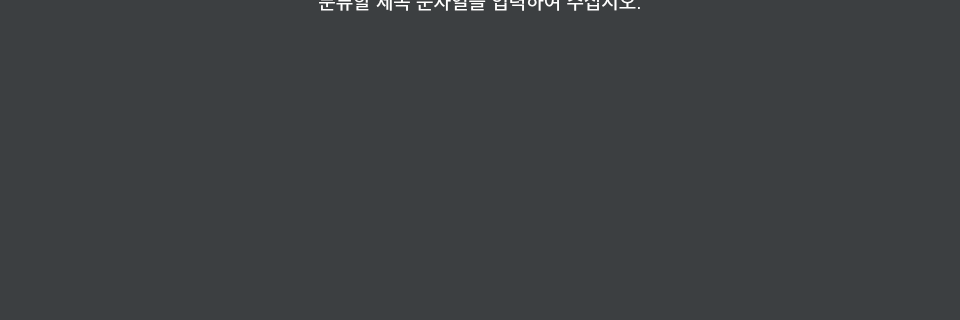
The window that GUI/newwindow.ui (HaKaTaHan/Document_Classifier) describes before a commit, drawn with Qt 5; both pictures show x 160 to 1120 and y 220 to 540 of the 1280 by 720 pixel window.
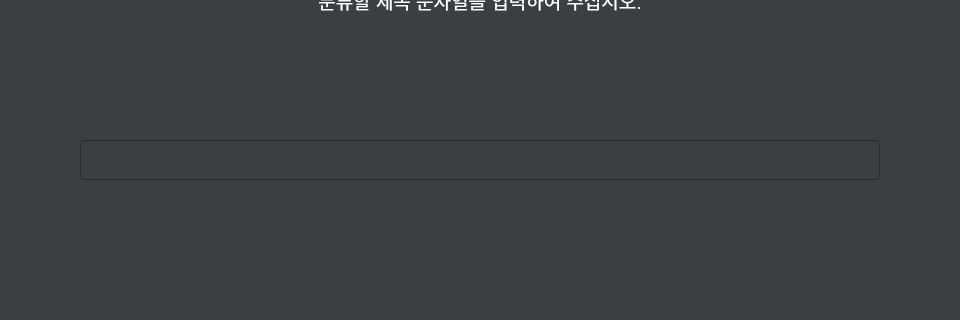
The same window after the commit. Icons and pictures are not drawn.

What changed in the file:
```diff
--- a/GUI/newwindow.ui
+++ b/GUI/newwindow.ui
@@ -474,6 +474,19 @@
       <set>Qt::AlignCenter</set>
      </property>
     </widget>
+    <widget class="QLineEdit" name="lineEdit">
+     <property name="geometry">
+      <rect>
+       <x>240</x>
+       <y>360</y>
+       <width>800</width>
+       <height>40</height>
+      </rect>
+     </property>
+     <property name="text">
+      <string/>
+     </property>
+    </widget>
    </widget>
    <widget class="QWidget" name="finish">
     <widget class="QLabel" name="label_2">
```
